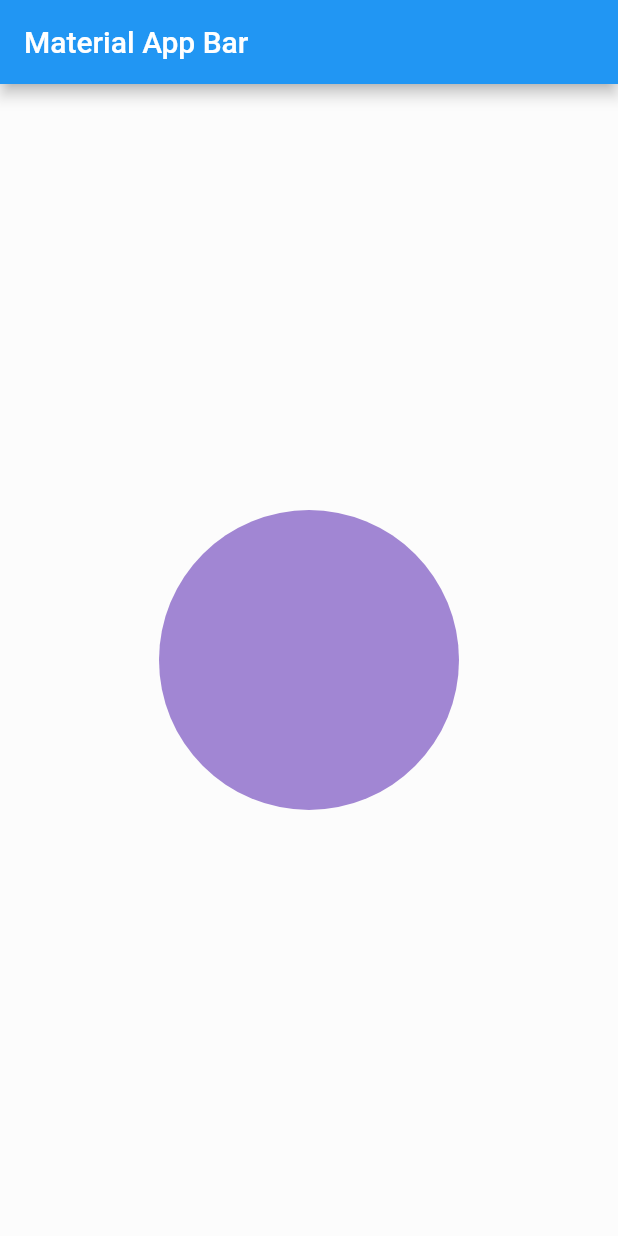
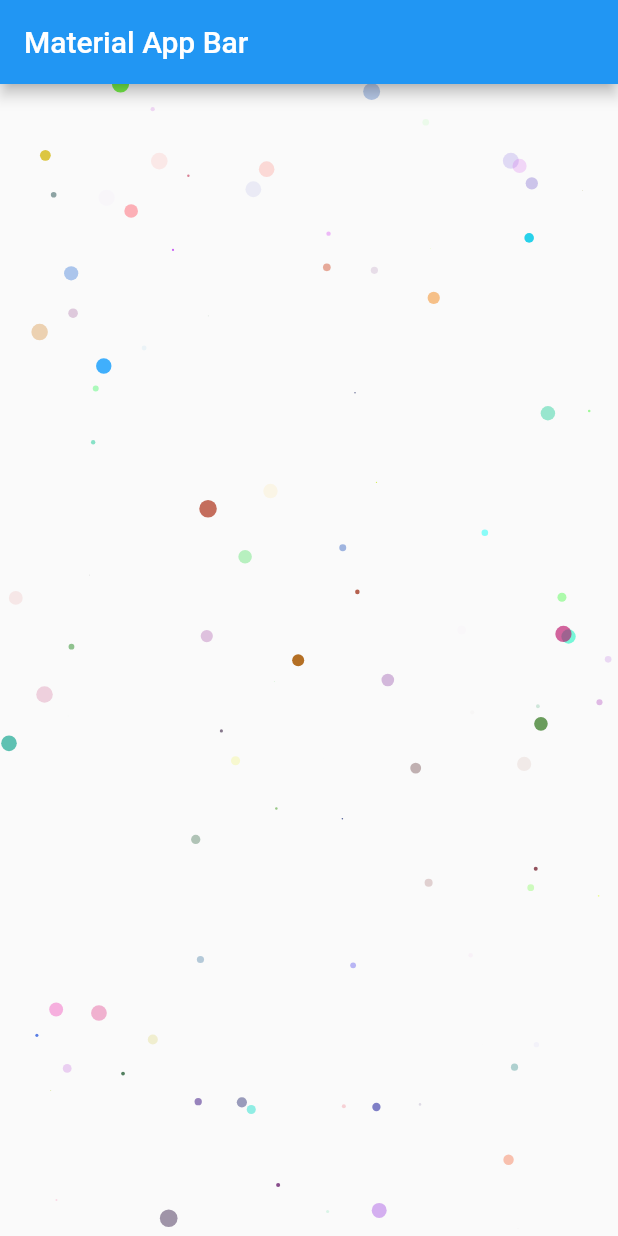
Before and after one commit to jamescardona11/flutter_art_project, a Flutter app: the screen it shows after launch, on a phone screen of 412 x 824 dp. Run offline on Flutter 3.47's test engine with Material 2 defaults, Android fonts, the phone set to English and light mode, and no system bars.

Commit message:
particles move in the phone

```diff
--- a/lib/views/particles/my_painter.dart
+++ b/lib/views/particles/my_painter.dart
@@ -1,18 +1,30 @@
+import 'dart:math';
+
+import 'package:art_project/views/particles/particle.dart';
 import 'package:flutter/material.dart';
 
 class MyPainterClass extends CustomPainter {
+  MyPainterClass(this.particles, this.animValue, this.rgn);
+
+  final List<Particle> particles;
+  final Random rgn;
+  final double animValue;
+
   @override
   void paint(Canvas canvas, Size size) {
-    final dx = size.width / 2;
-    final dy = size.height / 2;
-    final c = Offset(dx, dy);
+    particles.forEach((p) {
+      p.validateAndUpdate(rgn, size);
+    });
 
-    final radius = 100.0;
-    final paint = Paint()..color = Colors.deepPurple;
-
-    canvas.drawCircle(c, radius, paint);
+    particles.forEach((p) {
+      final paint = Paint()..color = p.color;
+      canvas.drawCircle(p.position, p.radius, paint);
+    });
   }
 
   @override
   bool shouldRepaint(covariant CustomPainter oldDelegate) => true;
 }
+
+Offset polarToCartesian(double speed, double theta) =>
+    Offset(speed * cos(theta), speed * sin(theta));
--- a/lib/views/particles/particle.dart
+++ b/lib/views/particles/particle.dart
@@ -1,16 +1,43 @@
 import 'package:flutter/material.dart';
+import 'dart:math';
 
 class Particle {
-  final Offset position;
+  Offset position;
   final Color color;
 
   final double speed;
   final double theta;
+  final double radius;
 
   Particle({
     this.position = const Offset(-1, -1),
     this.color = Colors.deepPurple,
-    this.speed = 10,
+    required this.speed,
+    required this.radius,
     required this.theta,
   });
+
+  void validateAndUpdate(Random rgn, Size size) {
+    final velocity = polarToCartesian(speed, theta);
+    double dx = position.dx + velocity.dx;
+    double dy = position.dy + velocity.dy;
+
+    if (position.dx < 0 || position.dx > size.width) {
+      dx = rgn.nextDouble() * size.width;
+    }
+
+    if (position.dy < 0 || position.dy > size.height) {
+      dy = rgn.nextDouble() * size.height;
+    }
+
+    position = Offset(dx, dy);
+  }
+
+  Offset polarToCartesian(double speed, double theta) =>
+      Offset(speed * cos(theta), speed * sin(theta));
+
+  @override
+  String toString() {
+    return 'Position ${position.toString()}';
+  }
 }
--- a/lib/views/particles/particle_view.dart
+++ b/lib/views/particles/particle_view.dart
@@ -1,4 +1,4 @@
-import 'dart:math' as math;
+import 'dart:math';
 
 import 'package:flutter/material.dart';
 
@@ -12,36 +12,54 @@ class ParticleView extends StatefulWidget {
   ParticleViewState createState() => ParticleViewState();
 }
 
-class ParticleViewState extends State<ParticleView> {
+class ParticleViewState extends State<ParticleView> with SingleTickerProviderStateMixin {
+  late Animation<double> animation;
+  late AnimationController controller;
+  late Random rgn;
+
   List<Particle> particles = [];
-  int total = 10;
+  int total = 100;
+  double maxRadius = 6;
+  double maxSpeed = 0.5;
+  double maxTetha = 2 * pi;
 
   @override
   void initState() {
     super.initState();
-    final rng = math.Random(DateTime.now().millisecondsSinceEpoch);
 
-    particles = List.generate(
-      total,
-      (index) => Particle(
-        color: getRandomColor(rng),
-        speed: rng.nextDouble() * 0.2,
-        theta: rng.nextDouble() * 2 * math.pi,
-      ),
-    );
+    controller = AnimationController(vsync: this, duration: const Duration(seconds: 1));
+    animation = Tween<double>(begin: 0, end: 300).animate(controller)
+      ..addListener(() {
+        setState(() {});
+      })
+      ..addStatusListener((status) {
+        if (status == AnimationStatus.completed) {
+          controller.repeat();
+        } else if (status == AnimationStatus.dismissed) {
+          controller.forward();
+        }
+      });
+    controller.forward();
+
+    rgn = Random(DateTime.now().millisecondsSinceEpoch);
+    initParticles();
   }
 
   @override
   Widget build(BuildContext context) {
     return CustomPaint(
-      painter: MyPainterClass(),
-      child: Container(
-        color: Colors.white38,
-      ),
+      painter: MyPainterClass(particles, animation.value, rgn),
+      child: Container(),
     );
   }
 
-  Color getRandomColor(math.Random rng) {
+  @override
+  void dispose() {
+    controller.dispose();
+    super.dispose();
+  }
+
+  Color getRandomColor(Random rng) {
     final a = rng.nextInt(255);
     final r = rng.nextInt(255);
     final g = rng.nextInt(255);
@@ -49,4 +67,16 @@ class ParticleViewState extends State<ParticleView> {
 
     return Color.fromARGB(a, r, g, b);
   }
+
+  void initParticles() {
+    particles = List.generate(
+      total,
+      (index) => Particle(
+        color: getRandomColor(rgn),
+        speed: rgn.nextDouble() * maxSpeed,
+        theta: rgn.nextDouble() * maxTetha,
+        radius: rgn.nextDouble() * maxRadius,
+      ),
+    );
+  }
 }
```
